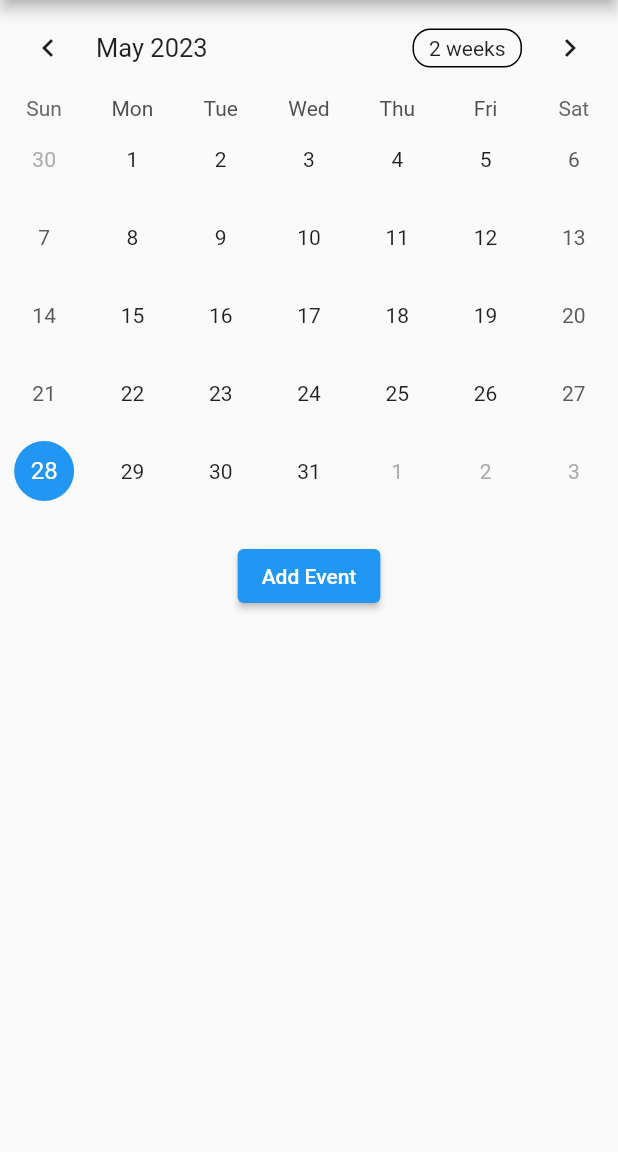
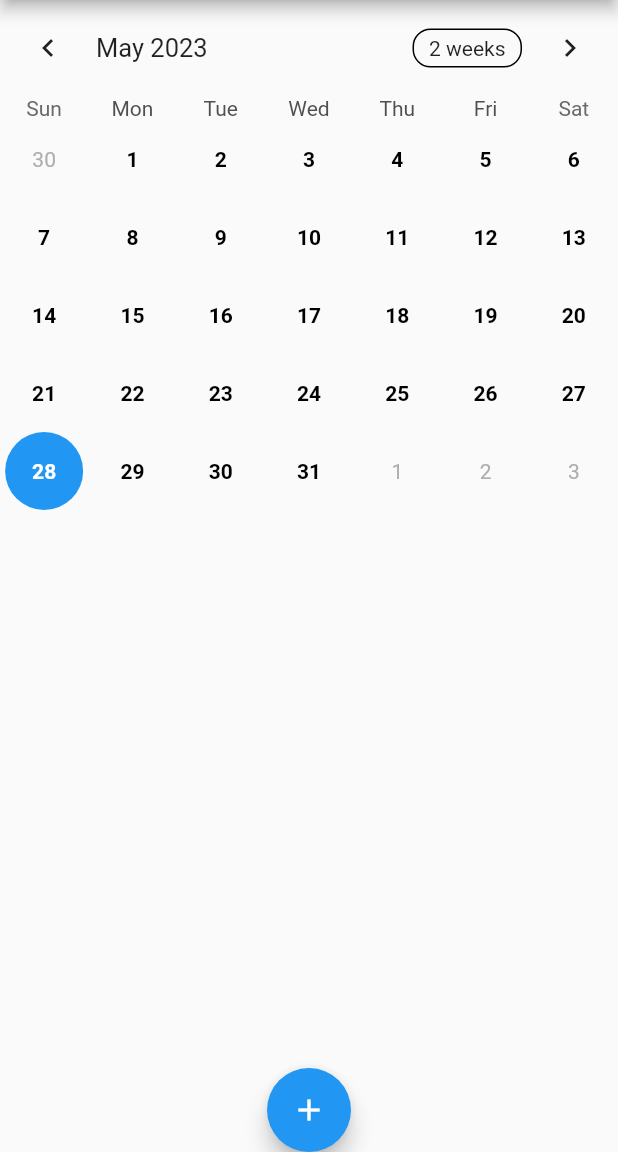
Before and after one commit to chandragithub2014/flutter_custom_calendar, a Flutter app: the screen it shows after launch, on a phone screen of 412 x 824 dp, the part 84-1236 px from its top. Run offline on Flutter 3.47's test engine with Material 2 defaults, Android fonts, the phone set to English and light mode, and no system bars; drawn by our look-alikes of table_calendar.

Commit message:
Upated with Add Event Screen instead of AlertDialog

```diff
--- a/lib/calendar_widget.dart
+++ b/lib/calendar_widget.dart
@@ -1,5 +1,7 @@
 import 'package:flutter/material.dart';
 import 'package:table_calendar/table_calendar.dart';
+
+import 'add_event_screen.dart';
 
 class CalendarWidget extends StatefulWidget {
   const CalendarWidget({Key? key}) : super(key: key);
@@ -13,6 +15,7 @@ class _CalendarWidgetState extends State<CalendarWidget> {
   late DateTime _focusedDay;
   Map<DateTime, List<String>> _events = {};
   TextEditingController _eventController = TextEditingController();
+  late CalendarFormat _calendarFormat;
 
   @override
   void initState() {
@@ -20,6 +23,7 @@ class _CalendarWidgetState extends State<CalendarWidget> {
     super.initState();
     _selectedDate = DateTime.now();
     _focusedDay = _selectedDate;
+    _calendarFormat = CalendarFormat.month;
   //  _loadEvents();
   }
 
@@ -63,102 +67,136 @@ class _CalendarWidgetState extends State<CalendarWidget> {
   }
   @override
   Widget build(BuildContext context) {
+    List<String>? eventsForSelectedDate = _events[_selectedDate];
+
     return Column(
       children: [
-       /* Text(
-          'Selected Date: ${_selectedDate.toString()}',
-          style: const TextStyle(fontSize: 18),
-        ),
-        const SizedBox(height: 20),*/
         TableCalendar(
-          // Customize the calendar appearance and behavior as needed
-          // using various properties and call
-          // onDaySelected: _handleDaySelected,
-          onDaySelected: _selectDate,
-          focusedDay: _selectedDate,
-          firstDay: DateTime(DateTime.now().year - 1),
-          lastDay: DateTime(DateTime.now().year + 1),
-          selectedDayPredicate: (day) => _isSameDay(day, _selectedDate),
-          calendarStyle: const CalendarStyle(
-            selectedDecoration: BoxDecoration(
-              color: Colors.blue, // Customize the background color of the selected date
-              shape: BoxShape.circle,
+          calendarFormat: _calendarFormat,
+          focusedDay: _focusedDay,
+          firstDay: DateTime(2000),
+          lastDay: DateTime(2050),
+          selectedDayPredicate: (date) {
+            return isSameDay(_selectedDate, date);
+          },
+          onDaySelected: (selectedDay, focusedDay) {
+            setState(() {
+              _selectedDate = selectedDay;
+              _focusedDay = focusedDay;
+            });
+          },
+          onFormatChanged: (format) {
+            setState(() {
+              _calendarFormat = format;
+            });
+          },
+      calendarBuilders: CalendarBuilders(
+        defaultBuilder: (context, date, _) {
+          return GestureDetector(
+            onTap: () {
+              setState(() {
+                _selectedDate = date;
+                _focusedDay = date;
+              });
+            },
+            child: Center(
+              child: Text(
+                date.day.toString(),
+                style: const TextStyle(
+                  fontWeight: FontWeight.bold,
+                  color: Colors.black,
+                ),
+              ),
             ),
-          ),
-          eventLoader: (day) => _events[day] ?? [],
-          calendarBuilders: CalendarBuilders(
-            markerBuilder: (context, date, events) {
-              if (events.isNotEmpty) {
-                return Positioned(
-                  bottom: 1,
+          );
+        },
+        selectedBuilder: (context, date, _) {
+          return GestureDetector(
+            onTap: () {
+              setState(() {
+                _selectedDate = date;
+                _focusedDay = date;
+              });
+            },
+            child: Container(
+              decoration: const BoxDecoration(
+                shape: BoxShape.circle,
+                color: Colors.blue,
+              ),
+              child: Center(
+                child: Text(
+                  date.day.toString(),
+                  style: const TextStyle(
+                    fontWeight: FontWeight.bold,
+                    color: Colors.white,
+                  ),
+                ),
+              ),
+            ),
+          );
+        },
+        // Custom marker builder
+        markerBuilder: (context, date, events) {
+          return Stack(
+            alignment: Alignment.bottomCenter,
+            children: [
+              if (events.isNotEmpty)
+                Padding(
+                  padding: const EdgeInsets.only(bottom: 8.0), // Adjust the bottom margin as needed
                   child: Container(
                     width: 6,
                     height: 6,
                     decoration: const BoxDecoration(
-                      color: Colors.red, // Customize the color of the event marker
                       shape: BoxShape.circle,
+                      color: Colors.red,
                     ),
                   ),
-                );
-              }
-              return const SizedBox.shrink();
-            },
-          ),
-        ),
-        const SizedBox(height: 20),
-        ElevatedButton(
-          onPressed: () {
-            showDialog(
-              context: context,
-              builder: (context) => AlertDialog(
-                title: const Text('Add Event'),
-                content: SingleChildScrollView(
-                  child: TextField(
-                    controller: _eventController,
-                    decoration: const InputDecoration(labelText: 'Event Name'),
-                    onChanged: (value) {
-                      // Handle event name change
-                    },
-                  ),
+                ),
+            ],
+          );
+        },
+      ),
 
-                ),
-                actions: [
-                  TextButton(
-                    onPressed: () {
-                      Navigator.pop(context);
-                    },
-                    child: const Text('Cancel'),
-                  ),
-                  TextButton(
-                    onPressed: () {
-                      String eventName = _eventController.text;
-                      _addEvent(_selectedDate, eventName);
-                      _eventController.clear();
-                      Navigator.pop(context);
-                    },
-                    child: const Text('Add'),
-                  ),
-                ],
-              ),
-            );
+
+
+
+          eventLoader: (day) {
+            return _events[day] ?? [];
           },
-          child: const Text('Add Event'),
+
         ),
         Expanded(
           child: ListView.builder(
-            itemCount: _getEventsForDay(_selectedDate).length,
+            itemCount: _events[_selectedDate]?.length ?? 0,
             itemBuilder: (context, index) {
-              final event = _getEventsForDay(_selectedDate)[index];
+              final event = _events[_selectedDate]![index];
               return ListTile(
                 title: Text(event),
               );
             },
           ),
         ),
-        const SizedBox(height: 20),
-        Row(
-          mainAxisAlignment: MainAxisAlignment.center,
-          children: _buildEventMarkers(),
+        FloatingActionButton(
+          onPressed: () {
+            Navigator.push(
+              context,
+              MaterialPageRoute(
+                builder: (context) => AddEventScreen(
+                  selectedDate: _selectedDate,
+                  onEventAdded: (event) {
+                    setState(() {
+                      if (_events.containsKey(_selectedDate)) {
+                        _events[_selectedDate]!.add(event);
+                      } else {
+                        _events[_selectedDate] = [event];
+                      }
+                    });
+                  },
+                ),
+              ),
+            );
+          },
+          child: Icon(Icons.add),
         ),
       ],
     );
```
Also changed, not shown: lib/add_event_screen.dart (added, +73 -0 lines).
